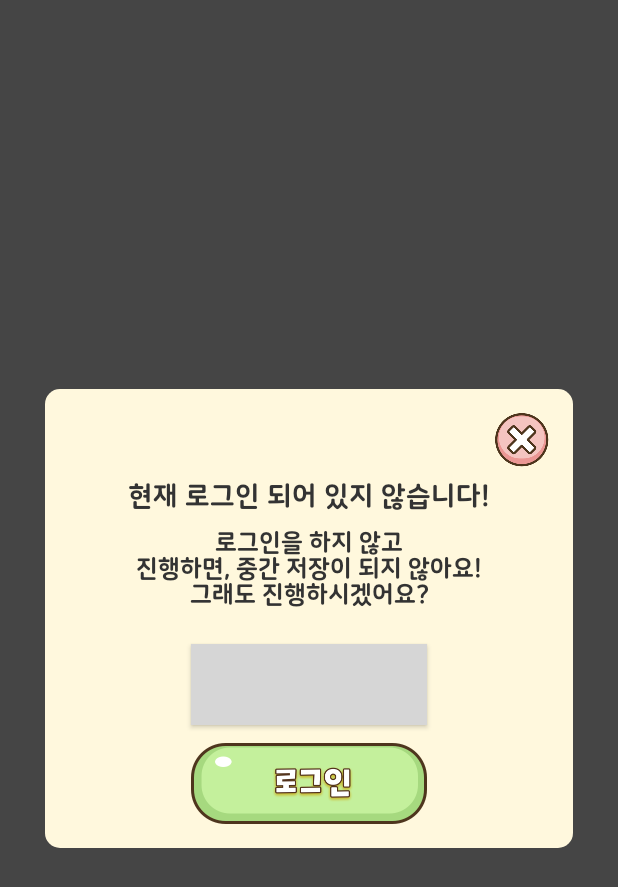
After one commit to ArVocaDo/ArVocaDo-Android, an Android app: the layout dialog_guest_learning.xml on its own in the app's theme, with its tools: preview values and no code run, on a phone screen of 412 x 824 dp. The commit adds this screen. Shown: the top 887 px of the screen. Run offline under Robolectric (Android 15) with nearby library versions, the phone set to English and light mode, and no system bars; grey boxes are pictures that could not be loaded.

Commit message:
ADD : dialog_guest_learning.xml

```diff
--- /dev/null
+++ b/app/src/main/java/com/example/arvocado_android/ui/learning/NonLoginActivity.kt
@@ -0,0 +1,11 @@
+package com.example.arvocado_android.ui.learning
+
+import android.os.Bundle
+import android.os.PersistableBundle
+import androidx.appcompat.app.AppCompatActivity
+
+class NonLoginActivity : AppCompatActivity() {
+    override fun onCreate(savedInstanceState: Bundle?, persistentState: PersistableBundle?) {
+        super.onCreate(savedInstanceState, persistentState)
+    }
+}
--- /dev/null
+++ b/app/src/main/res/drawable/yellow_dialog_background.xml
@@ -0,0 +1,5 @@
+<?xml version="1.0" encoding="utf-8"?>
+<shape xmlns:android="http://schemas.android.com/apk/res/android" android:shape="rectangle">
+    <corners android:radius="10dp"/>
+    <solid android:color="@color/colorWhiteBrown"/>
+</shape>
--- /dev/null
+++ b/app/src/main/res/layout/dialog_guest_learning.xml
@@ -0,0 +1,92 @@
+<?xml version="1.0" encoding="utf-8"?>
+<androidx.constraintlayout.widget.ConstraintLayout xmlns:android="http://schemas.android.com/apk/res/android"
+    xmlns:tools="http://schemas.android.com/tools"
+    android:layout_width="match_parent"
+    android:layout_height="match_parent"
+    android:background="@color/colorBackgroundGrey"
+    xmlns:app="http://schemas.android.com/apk/res-auto">
+
+    <androidx.constraintlayout.widget.ConstraintLayout
+        android:layout_width="0dp"
+        android:layout_height="wrap_content"
+        android:id="@+id/dialogGuestLearningWarning"
+        android:background="@drawable/yellow_dialog_background"
+        android:layout_marginLeft="30dp"
+        android:layout_marginRight="30dp"
+        app:layout_constraintTop_toTopOf="parent"
+        app:layout_constraintLeft_toLeftOf="parent"
+        app:layout_constraintRight_toRightOf="parent"
+        app:layout_constraintBottom_toBottomOf="parent">
+
+        <TextView
+            android:id="@+id/txt_area_warning_title"
+            android:layout_width="wrap_content"
+            android:layout_height="wrap_content"
+            android:fontFamily="@font/nanum_square_round_b"
+            android:textSize="18sp"
+            android:gravity="center_horizontal"
+            android:text="현재 로그인 되어 있지 않습니다!"
+            android:textColor="@color/colorBoldGray"
+            android:includeFontPadding="false"
+            android:layout_marginTop="62dp"
+            app:layout_constraintLeft_toLeftOf="parent"
+            app:layout_constraintTop_toTopOf="parent"
+            app:layout_constraintBottom_toTopOf="@id/txt_area_warning_content"
+            app:layout_constraintRight_toRightOf="parent"/>
+
+        <TextView
+            android:id="@+id/txt_area_warning_content"
+            android:layout_width="wrap_content"
+            android:layout_height="wrap_content"
+            android:fontFamily="@font/nanum_square_round_b"
+            android:textSize="16sp"
+            android:gravity="center_horizontal"
+            android:text="로그인을 하지 않고\n진행하면, 중간 저장이 되지 않아요!\n그래도 진행하시겠어요?"
+            android:textColor="@color/colorBoldGray"
+            android:includeFontPadding="false"
+            android:layout_marginTop="12dp"
+            app:layout_constraintLeft_toLeftOf="parent"
+            app:layout_constraintTop_toBottomOf="@id/txt_area_warning_title"
+            app:layout_constraintBottom_toTopOf="@id/btnKeepGoing"
+            app:layout_constraintRight_toRightOf="parent"/>
+
+        <Button
+            android:id="@+id/btnKeepGoing"
+            android:layout_width="157dp"
+            android:layout_height="54dp"
+            android:background="@drawable/btn_keepgoing"
+            android:layout_marginTop="24dp"
+            android:layout_marginLeft="16dp"
+            android:layout_marginRight="16dp"
+            app:layout_constraintLeft_toLeftOf="parent"
+            app:layout_constraintRight_toRightOf="parent"
+            app:layout_constraintTop_toBottomOf="@id/txt_area_warning_content" />
+
+        <Button
+            android:id="@+id/btnLogin"
+            android:layout_width="157dp"
+            android:layout_height="54dp"
+            android:layout_marginLeft="16dp"
+            android:layout_marginTop="12dp"
+            android:layout_marginRight="16dp"
+            android:layout_marginBottom="16dp"
+            android:background="@drawable/btn_login"
+            app:layout_constraintBottom_toBottomOf="parent"
+            app:layout_constraintLeft_toLeftOf="parent"
+            app:layout_constraintRight_toRightOf="parent"
+            app:layout_constraintTop_toBottomOf="@id/btnKeepGoing"
+            app:layout_contstraintBottom_toBottomOf="parent" />
+
+        <Button
+            android:id="@+id/btnCancel"
+            android:layout_width="36dp"
+            android:layout_height="36dp"
+            android:background="@drawable/btn_cancel"
+            android:layout_marginTop="16dp"
+            android:layout_marginRight="16dp"
+            app:layout_constraintRight_toRightOf="parent"
+            app:layout_constraintTop_toTopOf="parent"/>
+
+    </androidx.constraintlayout.widget.ConstraintLayout>
+
+</androidx.constraintlayout.widget.ConstraintLayout>
--- a/app/src/main/res/values/colors.xml
+++ b/app/src/main/res/values/colors.xml
@@ -16,5 +16,6 @@
     <color name="colorYellow">#fdf489</color>
     <color name="colorBoldYellow">#fae5ac</color>
     <color name="colorGrey">#979797</color>
+    <color name="colorBackgroundGrey">#454545</color>
 
 </resources>
--- a/app/src/main/res/values/strings.xml
+++ b/app/src/main/res/values/strings.xml
@@ -1,3 +1,4 @@
 <resources>
     <string name="app_name">ArVocaDo-Android</string>
+
 </resources>
```
